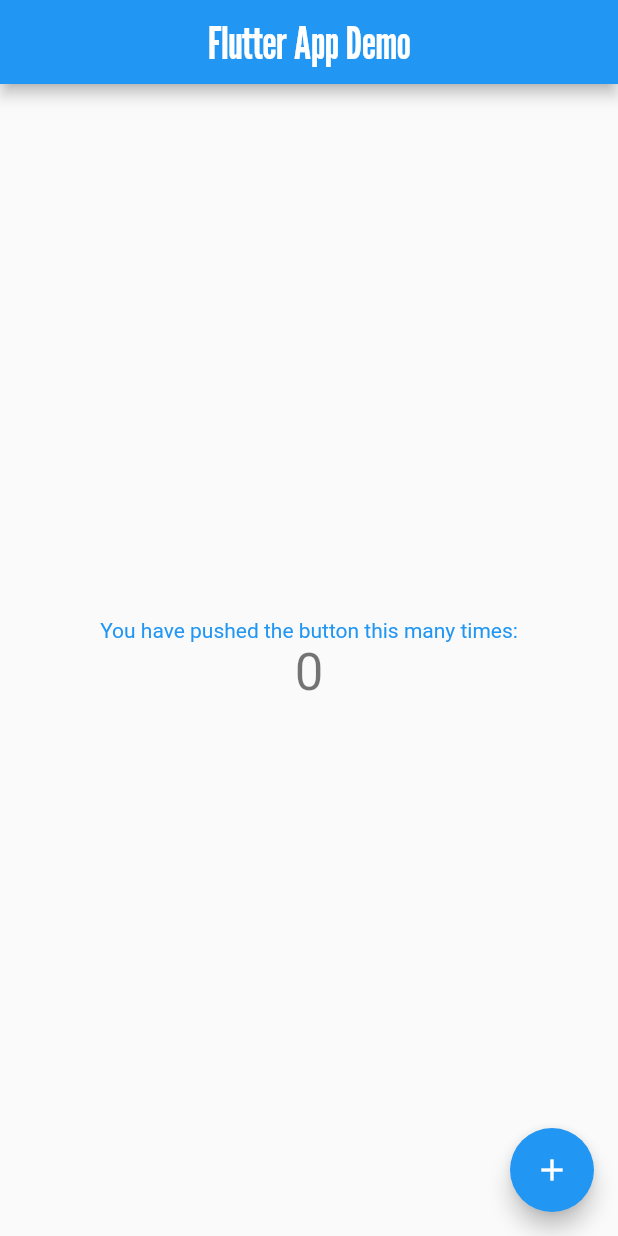
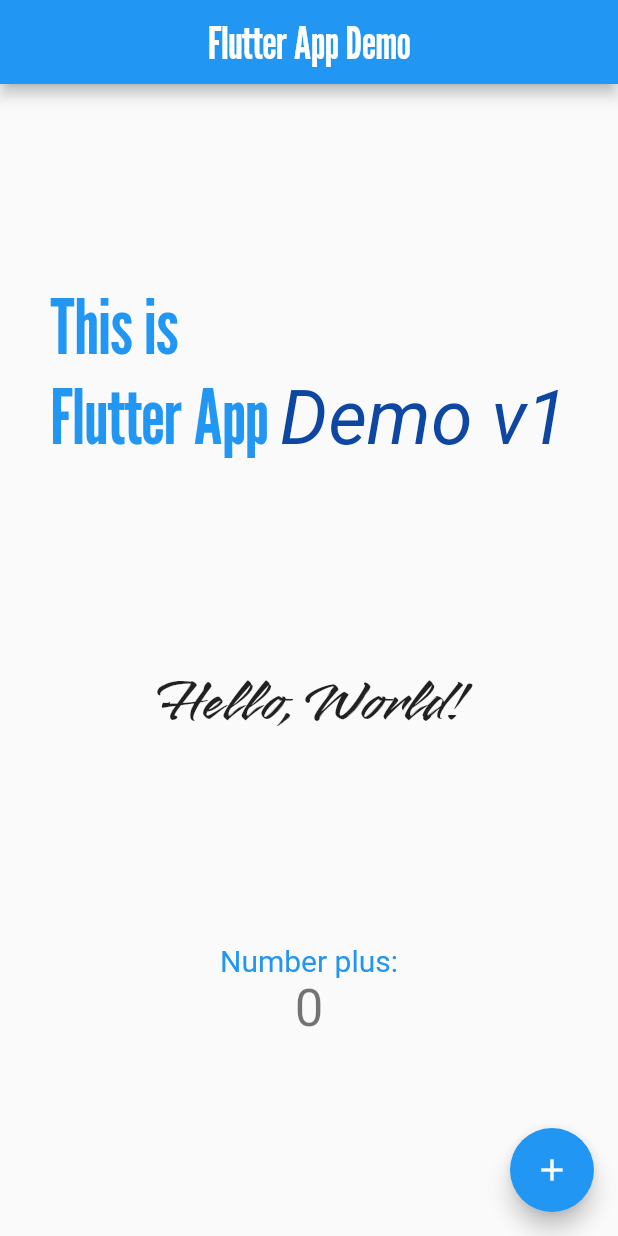
Before and after one commit to DarthCoon5/flutter_app, a Flutter app: the screen it shows after launch, on a phone screen of 412 x 824 dp. Run offline on Flutter 3.47's test engine with Material 2 defaults, Android fonts, the phone set to English and light mode, and no system bars.

Commit message:
main page

```diff
--- a/lib/main.dart
+++ b/lib/main.dart
@@ -98,11 +98,35 @@ class _MyHomePageState extends State<MyHomePage> {
           // center the children vertically; the main axis here is the vertical
           // axis because Columns are vertical (the cross axis would be
           // horizontal).
+          mainAxisAlignment: MainAxisAlignment.spaceEvenly,
+          children: <Widget>[
+            RichText(
+                text: TextSpan(
+                    style: const TextStyle(
+                        fontSize: 50.0,
+                        fontStyle: FontStyle.normal,
+                        color: Colors.blue,
+                        fontFamily: "LeagueGothic"),
+                    children: <TextSpan>[
+                  const TextSpan(text: "This is\n"),
+                  const TextSpan(text: "Flutter App "),
+                  TextSpan(
+                      text: "Demo v1",
+                      style: TextStyle(
+                          fontStyle: FontStyle.italic, color: Colors.blue[900]))
+                ])),
+            const Text(
+              'Hello, World!',
+              style: TextStyle(
+                  fontSize: 40.0, color: Colors.black87, fontFamily: "Smooch"),
+            ),
+            Column(
                 mainAxisAlignment: MainAxisAlignment.center,
                 children: <Widget>[
                   const Text(
-              'You have pushed the button this many times:',
+                    'Number plus:',
                     style: TextStyle(
+                      fontSize: 20.0,
                       color: Colors.blue,
                     ),
                   ),
@@ -110,6 +134,7 @@ class _MyHomePageState extends State<MyHomePage> {
                     '$_counter',
                     style: Theme.of(context).textTheme.headline4,
                   ),
+                ])
           ],
         ),
       ),
```
Also changed, not shown: pubspec.yaml (+4 -5 lines), assets/fonts/LeagueGothic-Regular-VariableFont_wdth.ttf (renamed from fonts/LeagueGothic-Regular-VariableFont_wdth.ttf), assets/fonts/Smooch-Regular.ttf (renamed from fonts/Smooch-Regular.ttf). Lines whose indentation alone changed are shown as unchanged.
